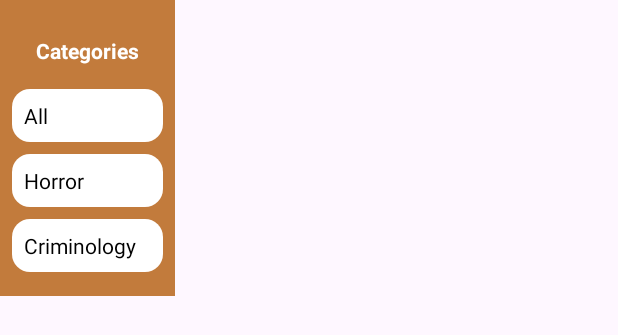
After one commit to JoshuaLozano04/upang-lms, an Android app: the layout custom_popup_menu.xml on its own in the app's theme, with its tools: preview values and no code run, on a phone screen of 412 x 824 dp. The commit adds this screen. Shown: the top 335 px of the screen. Run offline under Robolectric (Android 15) with nearby library versions, the phone set to English and light mode, and no system bars; Roboto replaces fonts that are not available here.

Commit message:
Change Dropdown UI

```diff
--- /dev/null
+++ b/app/src/main/res/drawable/menu_item_background.xml
@@ -0,0 +1,10 @@
+<!-- res/drawable/menu_item_background.xml -->
+<shape xmlns:android="http://schemas.android.com/apk/res/android">
+    <solid android:color="#FFFFFF"/> <!-- White background -->
+    <corners android:radius="12dp"/> <!-- Rounded corners -->
+    <padding
+        android:left="8dp"
+        android:top="8dp"
+        android:right="8dp"
+        android:bottom="8dp"/>
+</shape>
--- /dev/null
+++ b/app/src/main/res/layout/custom_popup_menu.xml
@@ -0,0 +1,48 @@
+<!-- res/layout/custom_popup_menu.xml -->
+<LinearLayout xmlns:android="http://schemas.android.com/apk/res/android"
+    android:layout_width="wrap_content"
+    android:layout_height="wrap_content"
+    android:orientation="vertical"
+    android:background="#C27B3C"
+    android:padding="8dp">
+
+    <TextView
+        android:id="@+id/menu_header"
+        android:layout_width="match_parent"
+        android:layout_height="wrap_content"
+        android:text="Categories"
+        android:textColor="@color/white"
+        android:padding="8dp"
+        android:textStyle="bold"
+        android:layout_margin="8dp"/>
+
+    <TextView
+        android:id="@+id/category_all"
+        android:layout_width="match_parent"
+        android:layout_height="wrap_content"
+        android:background="@drawable/menu_item_background"
+        android:padding="8dp"
+        android:text="All"
+        android:textColor="#000000"
+        android:layout_marginBottom="8dp"/>
+
+    <TextView
+        android:id="@+id/category_horror"
+        android:layout_width="match_parent"
+        android:layout_height="wrap_content"
+        android:background="@drawable/menu_item_background"
+        android:padding="8dp"
+        android:text="Horror"
+        android:textColor="#000000"
+        android:layout_marginBottom="8dp"/>
+
+    <TextView
+        android:id="@+id/category_criminology"
+        android:layout_width="match_parent"
+        android:layout_height="wrap_content"
+        android:background="@drawable/menu_item_background"
+        android:padding="8dp"
+        android:text="Criminology"
+        android:textColor="#000000"
+        android:layout_marginBottom="8dp"/>
+</LinearLayout>
--- a/app/src/main/res/menu/category_menu.xml
+++ b/app/src/main/res/menu/category_menu.xml
@@ -1,5 +1,10 @@
 <?xml version="1.0" encoding="utf-8"?>
 <menu xmlns:android="http://schemas.android.com/apk/res/android">
+    <item
+        android:id="@+id/menu_header"
+        android:title="Categories"
+        android:enabled="false"
+        android:icon="@android:color/transparent" />
     <item
         android:id="@+id/category_all"
         android:title="All" />
```
Also changed, not shown: app/src/main/java/com/upang/librarymanagementsystem/Activities/WebPage.java (+42 -20 lines), app/src/main/res/drawable/custom_menu_item.xml (added, +16 -0 lines).
